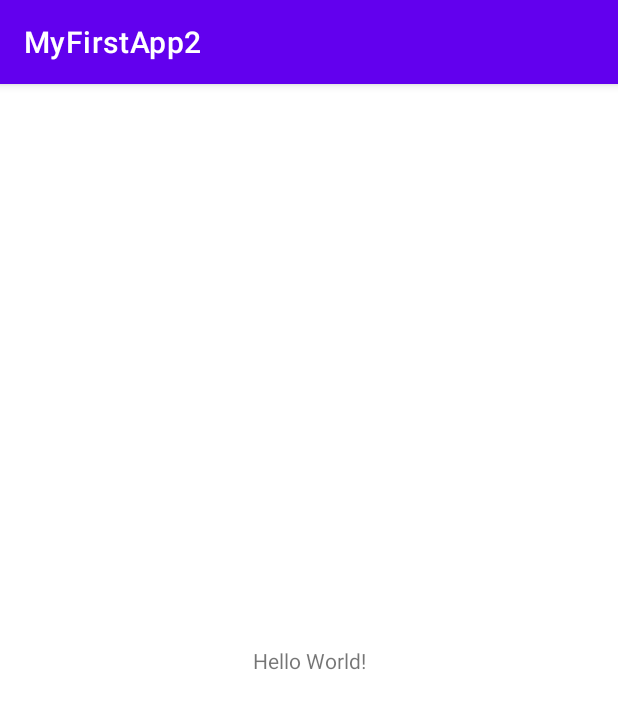
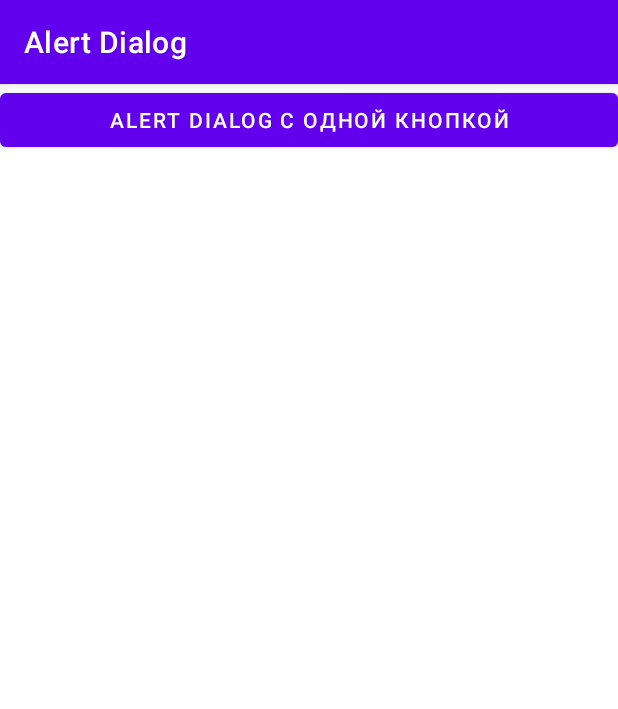
Before and after one commit to shumvlesu/MyFirstApp2, an Android app: the screen it shows after launch (MainActivity), on a phone screen of 412 x 824 dp. Shown: the top 709 px of the screen. Run offline under Robolectric (Android 15) with nearby library versions, the phone set to English and light mode, and no system bars.

Commit message:
11 урок. Сделал по методичке AlertDialog.

```diff
--- a/app/src/main/res/layout/activity_main.xml
+++ b/app/src/main/res/layout/activity_main.xml
@@ -1,18 +1,14 @@
 <?xml version="1.0" encoding="utf-8"?>
-<androidx.constraintlayout.widget.ConstraintLayout xmlns:android="http://schemas.android.com/apk/res/android"
-    xmlns:app="http://schemas.android.com/apk/res-auto"
+<LinearLayout xmlns:android="http://schemas.android.com/apk/res/android"
     xmlns:tools="http://schemas.android.com/tools"
     android:layout_width="match_parent"
     android:layout_height="match_parent"
+    android:orientation="vertical"
     tools:context=".MainActivity">
 
-    <TextView
-        android:layout_width="wrap_content"
+    <Button
+        android:id="@+id/alertDialog1"
+        android:layout_width="match_parent"
         android:layout_height="wrap_content"
-        android:text="Hello World!"
-        app:layout_constraintBottom_toBottomOf="parent"
-        app:layout_constraintLeft_toLeftOf="parent"
-        app:layout_constraintRight_toRightOf="parent"
-        app:layout_constraintTop_toTopOf="parent" />
-
-</androidx.constraintlayout.widget.ConstraintLayout>
+        android:text="@string/alert_dialog_1" />
+</LinearLayout>
--- a/app/src/main/res/values/strings.xml
+++ b/app/src/main/res/values/strings.xml
@@ -1,3 +1,7 @@
 <resources>
-    <string name="app_name">MyFirstApp2</string>
+    <string name="app_name">Alert Dialog</string>
+    <string name="alert_dialog_1">Alert Dialog с одной кнопкой</string>
+    <string name="exclamation">Важное сообщение!</string>
+    <string name="press_button">Нажмите кнопку!</string>
+    <string name="button">КНОПКА</string>
 </resources>
```
Also changed, not shown: app/src/main/java/com/shumikhin/myfirstapp2/MainActivity.java (+41 -2 lines).
